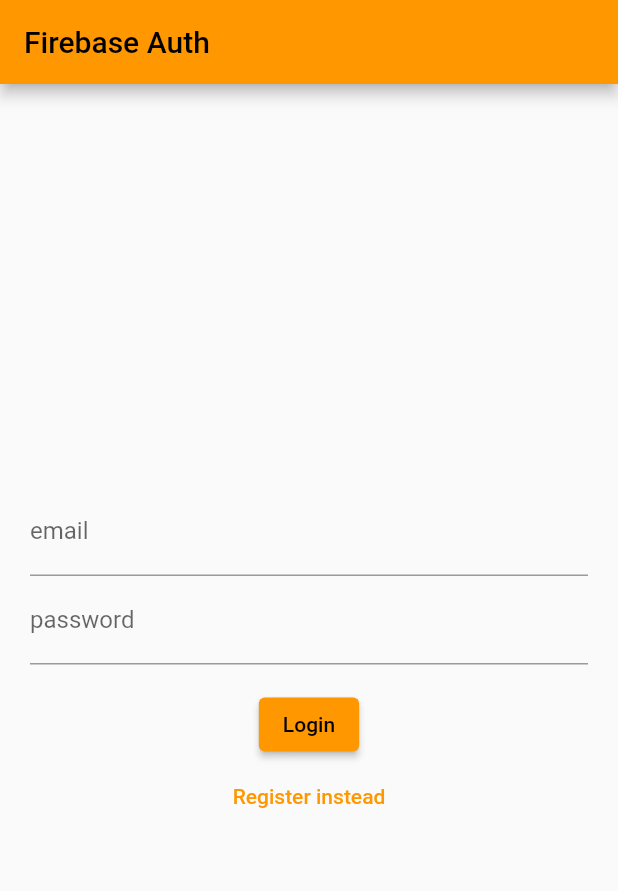
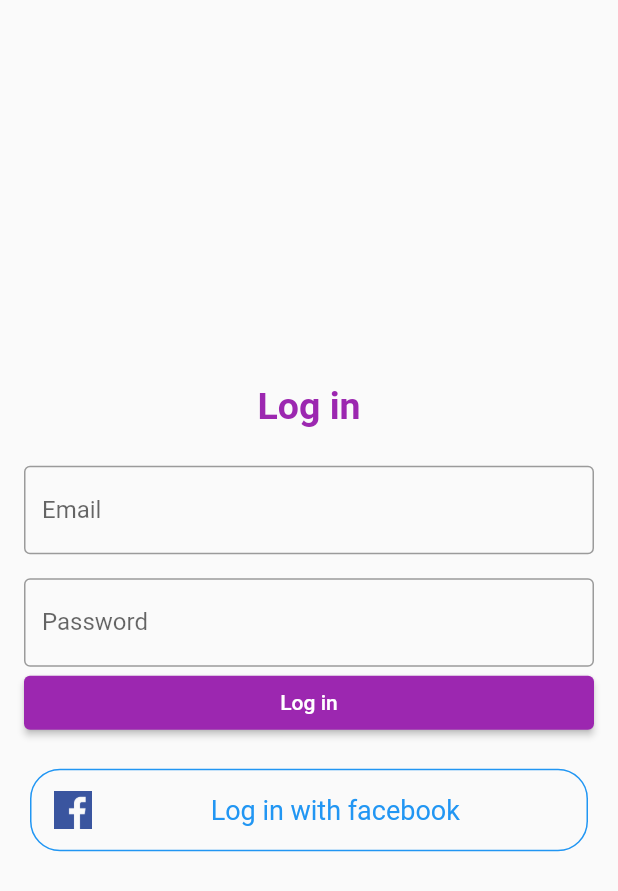
Before and after one commit to Weniasss/be_save, a Flutter app: the screen it shows after launch, on a phone screen of 412 x 824 dp. Shown: the top 891 px of the screen. Run offline on Flutter 3.47's test engine with Material 2 defaults, Android fonts, the phone set to English and light mode, and no system bars; our stand-ins replace cloud_firestore, firebase_auth, firebase_core; missing offline and left inert: flutter_facebook_auth; accounts and stored records are empty; generated files the repository leaves out were written again.

Commit message:
Add facebook auth

```diff
--- /dev/null
+++ b/lib/login/login.dart
@@ -0,0 +1,257 @@
+import 'package:cloud_firestore/cloud_firestore.dart';
+import 'package:flutter/material.dart';
+import 'package:firebase_auth/firebase_auth.dart';
+import 'package:flutter_facebook_auth/flutter_facebook_auth.dart';
+
+import '../main.dart';
+
+class EmailLogin extends StatefulWidget {
+  const EmailLogin({Key? key}) : super(key: key);
+
+  @override
+  State createState() => _EmailLoginState();
+}
+
+class _EmailLoginState extends State<EmailLogin> {
+  final _emailController = TextEditingController();
+  final _passwordController = TextEditingController();
+
+  bool isLoggingIn = false;
+
+  _logInWithFacebook() async {
+    setState(() {
+      isLoggingIn = true;
+    });
+    try {
+      final facebookLoginResult = await FacebookAuth.instance.login();
+      final userData = await FacebookAuth.instance.getUserData();
+      final facebookAuthCredentials = FacebookAuthProvider.credential(
+          facebookLoginResult.accessToken!.token);
+      await FirebaseAuth.instance.signInWithCredential(facebookAuthCredentials);
+
+      await FirebaseFirestore.instance.collection('users').add({
+        'email': userData['email'],
+        'imageUrl': userData['picture']['data']['url'],
+        'name': userData['name']
+      });
+
+      Navigator.of(context).pushAndRemoveUntil(
+          MaterialPageRoute(builder: (_) => Home()), (route) => false);
+    } on FirebaseAuthException catch (e) {
+      var title = '';
+
+      switch (e.code) {
+        case 'account-exists-with-different-credentials':
+          title = 'This accoutn exists with a different sign in provider';
+          break;
+        case 'invalid-credentials':
+          title = 'Unknown error has occured';
+          break;
+        case 'operation-not-allowed':
+          title = 'This operation is not allowed';
+          break;
+        case 'user-disabled':
+          title = 'The user you tried to log into is disabled';
+          break;
+        case 'user-not-found':
+          title = 'The user you tried to log into was not found';
+          break;
+      }
+      showDialog(
+          context: context,
+          builder: (context) => AlertDialog(
+                title: Text('Log in with facebook failed'),
+                content: Text(title),
+                actions: [
+                  TextButton(
+                    onPressed: () {
+                      Navigator.of(context).pop();
+                    },
+                    child: Text('OK'),
+                  )
+                ],
+              ));
+    } finally {
+      setState(() {
+        isLoggingIn = false;
+      });
+    }
+  }
+
+  _logIn() async {
+    setState(() {
+      isLoggingIn = true;
+    });
+    try {
+      print(_emailController.text);
+      print(_passwordController.text);
+      await FirebaseAuth.instance.signInWithEmailAndPassword(
+          email: _emailController.text, password: _passwordController.text);
+
+      Navigator.of(context)
+          .push(MaterialPageRoute(builder: (context) => Home()));
+    } on FirebaseAuthException catch (e) {
+      var message = '';
+      switch (e.code) {
+        case 'invalid email':
+          message = 'The email you entered was invalid';
+          break;
+        case 'user-disabled':
+          message = 'The user you tried to log in is disabled';
+          break;
+        case 'user-not':
+          message = 'The user you tried to log in was not found';
+          break;
+        case 'wrong-password':
+          message = 'Incorrect password';
+          break;
+      }
+      showDialog(
+          context: context,
+          builder: (context) {
+            return AlertDialog(
+              title: Text('Log in failed'),
+              content: Text(message),
+              actions: [
+                TextButton(
+                    onPressed: () {
+                      Navigator.of(context).pop();
+                    },
+                    child: Text('OK'))
+              ],
+            );
+          });
+    } finally {
+      setState(() {
+        isLoggingIn = false;
+      });
+    }
+  }
+
+  @override
+  Widget build(BuildContext context) {
+    return Scaffold(
+      body: Center(
+        child: Column(
+          mainAxisAlignment: MainAxisAlignment.center,
+          children: [
+            Text(
+              'Log in',
+              style: TextStyle(
+                  color: Theme.of(context).primaryColor,
+                  fontSize: 25,
+                  fontWeight: FontWeight.w600),
+            ),
+            const SizedBox(
+              height: 25,
+            ),
+            Padding(
+              padding: const EdgeInsets.only(left: 16, right: 16),
+              child: TextField(
+                controller: _emailController,
+                decoration: InputDecoration(
+                  labelText: 'Email',
+                  border: OutlineInputBorder(),
+                ),
+                keyboardType: TextInputType.emailAddress,
+              ),
+            ),
+            const SizedBox(
+              height: 16,
+            ),
+            Padding(
+              padding: const EdgeInsets.only(left: 16, right: 16),
+              child: TextField(
+                controller: _passwordController,
+                decoration: InputDecoration(
+                  labelText: 'Password',
+                  border: OutlineInputBorder(),
+                ),
+                obscureText: true,
+              ),
+            ),
+            if (!isLoggingIn) ...[
+              Padding(
+                padding: const EdgeInsets.only(left: 16, right: 16),
+                child: SizedBox(
+                  width: double.infinity,
+                  child:
+                      ElevatedButton(onPressed: _logIn, child: Text('Log in')),
+                ),
+              ),
+              _Button(
+                  color: Colors.blue,
+                  image: const AssetImage('assets/images/facebook.png'),
+                  text: 'Log in with facebook',
+                  onPressed: _logInWithFacebook)
+            ],
+            if (isLoggingIn) ...[
+              Padding(
+                padding: const EdgeInsets.only(top: 16.0),
+                child: Center(
+                  child: CircularProgressIndicator(),
+                ),
+              )
+            ]
+          ],
+        ),
+      ),
+    );
+  }
+}
+
+class _Button extends StatelessWidget {
+  final Color color;
+  final ImageProvider image;
+  final String text;
+  final VoidCallback onPressed;
+
+  _Button(
+      {required this.color,
+      required this.image,
+      required this.text,
+      required this.onPressed});
+
+  @override
+  Widget build(BuildContext context) {
+    return Padding(
+      padding: const EdgeInsets.only(top: 20.0, left: 20.0, right: 20.0),
+      child: GestureDetector(
+        onTap: () {
+          onPressed();
+        },
+        child: Container(
+          height: 55,
+          decoration: BoxDecoration(
+              border: Border.all(color: color),
+              borderRadius: BorderRadius.circular(20)),
+          padding: EdgeInsets.all(10),
+          child: Row(
+            children: [
+              const SizedBox(
+                width: 5,
+              ),
+              Image(
+                image: image,
+                width: 25,
+              ),
+              const SizedBox(
+                width: 5,
+              ),
+              Expanded(
+                  child: Row(
+                mainAxisAlignment: MainAxisAlignment.center,
+                children: [
+                  Text(
+                    text,
+                    style: TextStyle(color: color, fontSize: 18),
+                  ),
+                ],
+              ))
+            ],
+          ),
+        ),
+      ),
+    );
+  }
+}
--- a/lib/login/login_register_page.dart
+++ /dev/null
@@ -1,109 +0,0 @@
-import 'package:flutter/material.dart';
-import 'package:firebase_auth/firebase_auth.dart';
-import 'package:be_save/login/auth.dart';
-import 'package:flutter/foundation.dart';
-
-class LoginPage extends StatefulWidget {
-  const LoginPage({Key? key}) : super(key: key);
-
-  @override
-  State<LoginPage> createState() => _LoginPageState();
-}
-
-class _LoginPageState extends State<LoginPage> {
-  String? errorMessage = '';
-  bool isLogin = true;
-
-  final TextEditingController _controllerEmail = TextEditingController();
-  final TextEditingController _controllerPassword = TextEditingController();
-
-  Future<void> signInWithEmailAndPassword() async {
-    try {
-      await Auth().signInWithEmailAndPassword(
-        email: _controllerEmail.text,
-        password: _controllerPassword.text,
-      );
-    } on FirebaseAuthException catch (e) {
-      setState(() {
-        errorMessage = e.message;
-      });
-    }
-  }
-
-  Future<void> createUserWithEmailAndPassword() async {
-    try {
-      await Auth().createUserWithEmailAndPassword(
-        email: _controllerEmail.text,
-        password: _controllerPassword.text,
-      );
-    } on FirebaseAuthException catch (e) {
-      setState(() {
-        errorMessage = e.message;
-      });
-    }
-  }
-
-  Widget _title() {
-    return const Text('Firebase Auth');
-  }
-
-  Widget _entryField(
-    String title,
-    TextEditingController controller,
-  ) {
-    return TextField(
-      controller: controller,
-      decoration: InputDecoration(
-        labelText: title,
-      ),
-    );
-  }
-
-  Widget _errorMessage() {
-    return Text(errorMessage == '' ? '' : 'Humm ? $errorMessage');
-  }
-
-  Widget _submitButton() {
-    return ElevatedButton(
-      onPressed:
-          isLogin ? signInWithEmailAndPassword : createUserWithEmailAndPassword,
-      child: Text(isLogin ? 'Login' : 'Register'),
-    );
-  }
-
-  Widget _loginOrRegisterButton() {
-    return TextButton(
-      onPressed: () {
-        setState(() {
-          isLogin = !isLogin;
-        });
-      },
-      child: Text(isLogin ? 'Register instead' : 'Login instead'),
-    );
-  }
-
-  @override
-  Widget build(BuildContext context) {
-    return Scaffold(
-      appBar: AppBar(
-        title: _title(),
-      ),
-      body: Container(
-        height: double.infinity,
-        width: double.infinity,
-        padding: const EdgeInsets.all(20),
-        child: Column(
-          crossAxisAlignment: CrossAxisAlignment.center,
-          mainAxisAlignment: MainAxisAlignment.center,
-          children: <Widget>[
-            _entryField('email', _controllerEmail),
-            _entryField('password', _controllerPassword),
-            _errorMessage(),
-            _submitButton(),
-            _loginOrRegisterButton(),
-          ],
-        ),
-      ),
-    );
-  }
-}
--- a/lib/main.dart
+++ b/lib/main.dart
@@ -1,24 +1,59 @@
-import 'package:be_save/widget_tree.dart';
+import 'package:be_save/login/login.dart';
 import 'package:firebase_core/firebase_core.dart';
 import 'package:flutter/material.dart';
+import 'package:firebase_core/firebase_core.dart';
+import 'firebase_options.dart';
 
-Future<void> main() async {
+void main() async {
   WidgetsFlutterBinding.ensureInitialized();
-  await Firebase.initializeApp();
-  runApp(const MyApp());
+  await Firebase.initializeApp(
+    options: DefaultFirebaseOptions.currentPlatform,
+  );
+  runApp(App());
 }
 
-class MyApp extends StatelessWidget {
-  const MyApp({Key? key}) : super(key: key);
+class App extends StatelessWidget {
+  // const App({super.key});
+
+  // final _initialization = Firebase.initializeApp();
 
   @override
   Widget build(BuildContext context) {
-    return MaterialApp(
-      debugShowCheckedModeBanner: false,
-      theme: ThemeData(
-        primarySwatch: Colors.orange,
-      ),
-      home: const WidgetTree(),
-    );
+    return FutureBuilder(
+        // future: _initialization,
+        builder: (context, snapshot) {
+      return MaterialApp(
+        title: 'Flutter Demo',
+        theme: ThemeData(
+          primarySwatch: Colors.purple,
+        ),
+        home: EmailLogin(),
+      );
+    });
   }
 }
+
+class Home extends StatefulWidget {
+  const Home({Key? key}) : super(key: key);
+
+  @override
+  State<Home> createState() => _HomeState();
+}
+
+class _HomeState extends State<Home> {
+  @override
+  void initState() {
+    testFirebase();
+    super.initState();
+  }
+
+  testFirebase() async {
+    final initApp = await Firebase.initializeApp();
+    print(initApp);
+  }
+
+  @override
+  Widget build(BuildContext context) {
+    return Container();
+  }
+}
--- a/lib/widget_tree.dart
+++ /dev/null
@@ -1,27 +0,0 @@
-import 'package:be_save/login//auth.dart';
-import 'package:be_save/login/home_page.dart';
-import 'package:be_save/login/login_register_page.dart';
-import 'package:flutter/material.dart';
-
-class WidgetTree extends StatefulWidget {
-  const WidgetTree({Key? key}) : super(key: key);
-
-  @override
-  State<WidgetTree> createState() => _WidgetTreeState();
-}
-
-class _WidgetTreeState extends State<WidgetTree> {
-  @override
-  Widget build(BuildContext context) {
-    return StreamBuilder(
-      stream: Auth().authStateChanges,
-      builder: (context, snapshot) {
-        if (snapshot.hasData) {
-          return HomePage();
-        } else {
-          return const LoginPage();
-        }
-      },
-    );
-  }
-}
--- a/pubspec.yaml
+++ b/pubspec.yaml
@@ -66,6 +66,9 @@ flutter:
   # the material Icons class.
   uses-material-design: true
 
+  assets:
+    - assets/images/
+
   # To add assets to your application, add an assets section, like this:
   # assets:
   #   - images/a_dot_burr.jpeg
```
Also changed, not shown: lib/login/auth.dart (deleted, +0 -37 lines), lib/login/home_page.dart (deleted, +0 -51 lines), assets/images/facebook.png (added), pubspec.lock, 4 other files.
